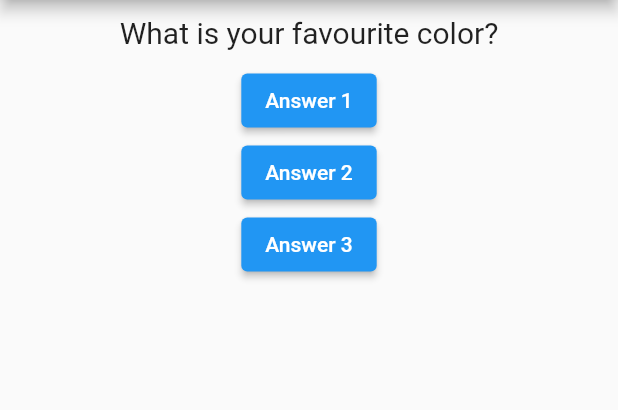
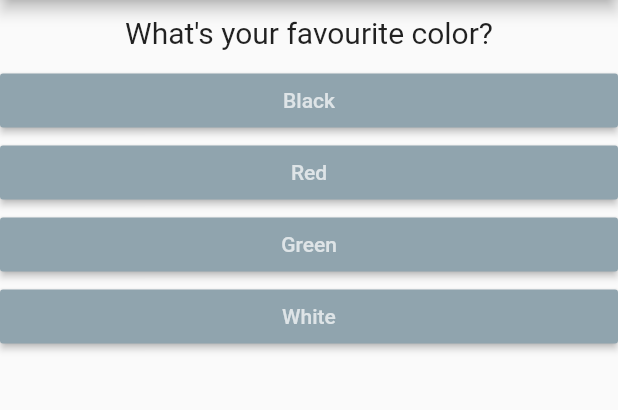
Before and after one commit to ttnguyen115/learning-flutter, a Flutter app: the screen it shows after launch, on a phone screen of 412 x 824 dp, the part 84-494 px from its top. Run offline on Flutter 3.47's test engine with Material 2 defaults, Android fonts, the phone set to English and light mode, and no system bars; our stand-ins replace device_preview.

Commit message:
feat: add answer buttons w different text values

```diff
--- /dev/null
+++ b/first_app/lib/answer.dart
@@ -0,0 +1,21 @@
+import "package:flutter/material.dart";
+
+class Answer extends StatelessWidget {
+  final VoidCallback selectHandler;
+  final String answerText;
+
+  Answer(this.answerText, this.selectHandler);
+
+  @override
+  Widget build(BuildContext context) {
+    return Container(
+      width: double.infinity,
+      child: RaisedButton(
+        child: Text(answerText),
+        onPressed: selectHandler,
+        color: Colors.blueGrey.shade300,
+        textColor: Colors.white70,
+      ),
+    );
+  }
+}
--- a/first_app/lib/main.dart
+++ b/first_app/lib/main.dart
@@ -2,6 +2,7 @@ import 'package:device_preview/device_preview.dart';
 import 'package:flutter/foundation.dart';
 import 'package:flutter/material.dart';
 
+import './answer.dart';
 import './question.dart';
 
 void main() {
@@ -52,38 +53,40 @@ class MyHomePage extends StatefulWidget {
 class _MyHomeState extends State<MyHomePage> {
   int _questionIndex = 0;
 
-  var questions = [
-    "What is your favourite color?",
-    "What is your favourite animal?"
-  ];
-
   void _answerQuestion() {
-    if (_questionIndex < questions.length - 1) {
-      setState(() {
-        _questionIndex++;
-      });
-    }
+    setState(() {
+      _questionIndex++;
+    });
   }
 
   @override
   Widget build(BuildContext context) {
+    const questions = [
+      {
+        "questionText": "What's your favourite color?",
+        "answers": ["Black", "Red", "Green", "White"],
+      },
+      {
+        "questionText": "What is your favourite animal?",
+        "answers": ["Rabbit", "Snake", "Elephant", "Lion"],
+      },
+      {
+        "questionText": "Who is your lover?",
+        "answers": ["QANP"],
+      }
+    ];
+
     return MaterialApp(
       home: Scaffold(
         appBar: AppBar(title: Text("My first app")),
-        body: Column(children: <Widget>[
-          Question(questions[_questionIndex]),
-          ElevatedButton(
-            child: Text("Answer 1"),
-            onPressed: _answerQuestion,
+        body: Column(children: [
+          Question(
+            questions[_questionIndex]["questionText"] as String,
           ),
-          ElevatedButton(
-            child: Text("Answer 2"),
-            onPressed: _answerQuestion,
-          ),
-          ElevatedButton(
-            child: Text("Answer 3"),
-            onPressed: _answerQuestion,
-          ),
+          ...(questions[_questionIndex]["answers"] as List<String>)
+              .map((answer) {
+            return Answer(answer, _answerQuestion);
+          }).toList(),
         ]),
       ),
     );
```
